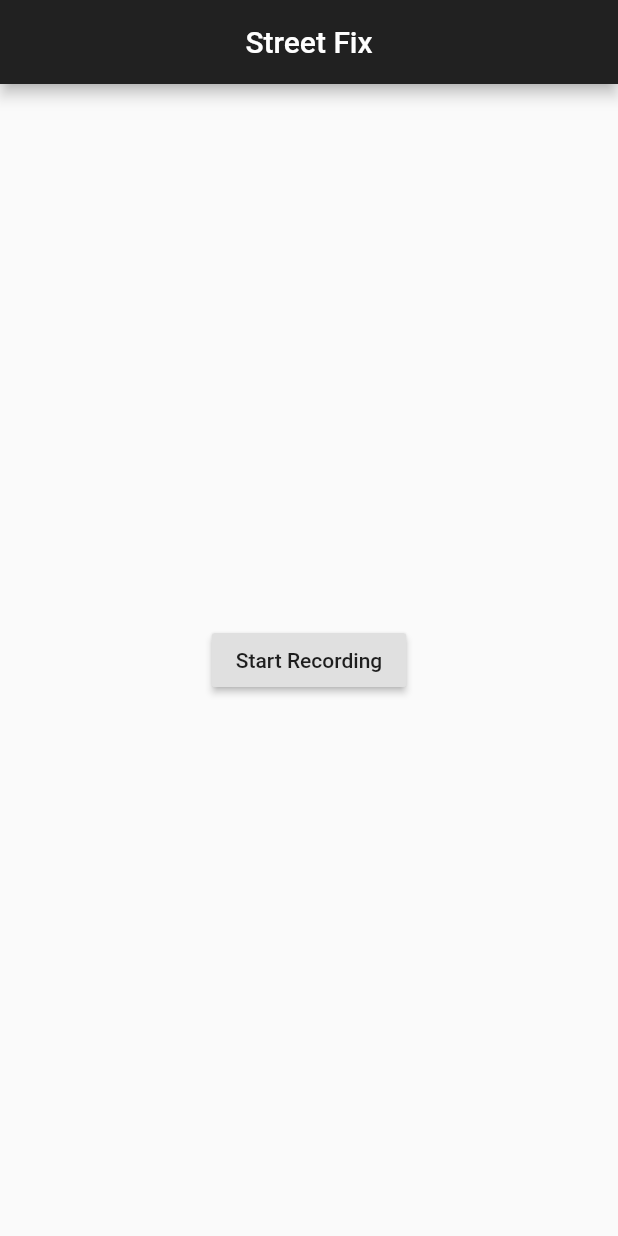
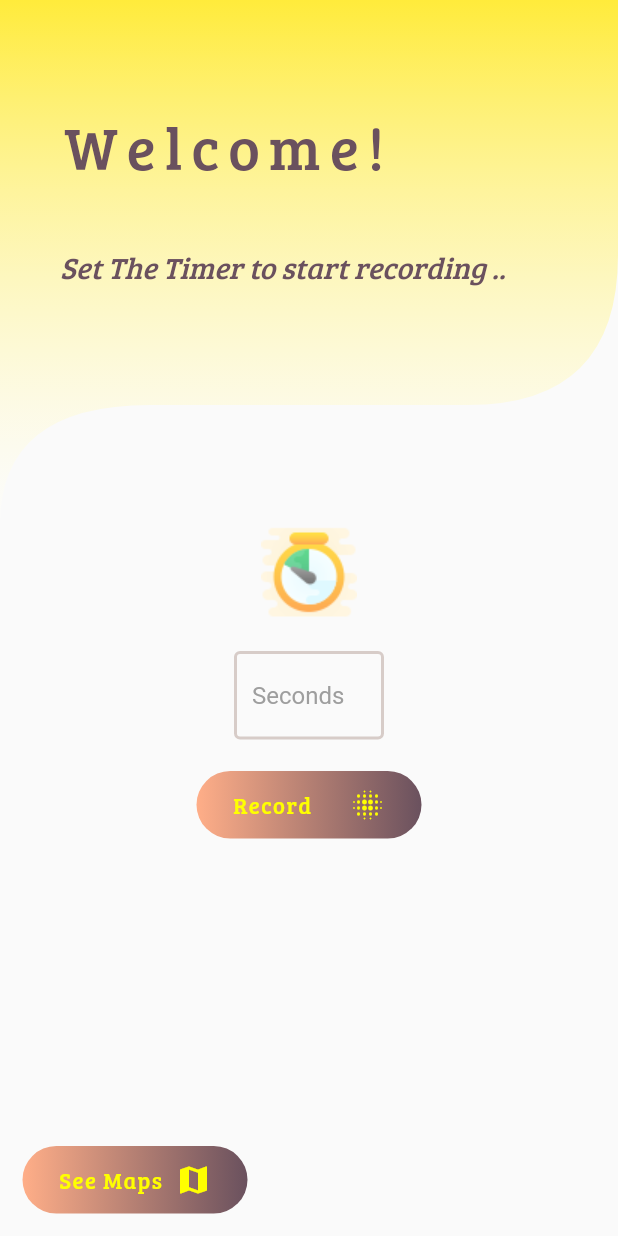
Before and after one commit to malek/street_fix, a Flutter app: the screen it shows after launch, on a phone screen of 412 x 824 dp. Run offline on Flutter 3.47's test engine with Material 2 defaults, Android fonts, the phone set to English and light mode, and no system bars; our stand-ins replace csv, google_maps_flutter, sensors; generated files the repository leaves out were written again.

Commit message:
newDesign

```diff
--- a/lib/main.dart
+++ b/lib/main.dart
@@ -1,13 +1,18 @@
+
 import 'package:flutter/material.dart';
-import 'package:street_fix/screens/recordShow.dart';
-
+import 'package:street_fix/route_generator.dart';
+import 'package:street_fix/screens/welcome.dart';
 void main() => runApp(MaterialApp(
       debugShowCheckedModeBanner: false,
       //initialRoute: '/home',
-      routes: {
-        '/recordShow': (context) => RecordShow(),
-        '/main': (context) => Welcome(),
-      },
+      // routes: {
+      //   '/recordShow': (context) => RecordShow(),
+      //   '/recording': (context) => Recording(),
+      //   '/main': (context) => Welcome(),
+      //   //'/welcome': (context) => Welcome(),
+      // },
+      initialRoute: '/',
+      onGenerateRoute: RouteGenerator.generateRoute,
       onUnknownRoute: (settings) {
         return MaterialPageRoute(builder: (context) {
           return Scaffold(
@@ -17,73 +22,6 @@ void main() => runApp(MaterialApp(
               ));
         });
       },
+      //home: Recording(),
       home: Welcome(),
     ));
-
-class Welcome extends StatefulWidget {
-  @override
-  _WelcomeState createState() => _WelcomeState();
-}
-
-class _WelcomeState extends State<Welcome> {
-  @override
-  Widget build(BuildContext context) {
-    return Scaffold(
-      appBar: AppBar(
-        title: Text('Street Fix'),
-        centerTitle: true,
-        backgroundColor: Colors.grey[900],
-      ),
-      body: Center(
-          child: RaisedButton(
-              child: Text('Start Recording'),
-              onPressed: () {
-                Navigator.pushNamed(context, '/recordShow');
-              })),
-    );
-  }
-}
-
-// import 'package:flutter/material.dart';
-// import 'package:google_maps_flutter/google_maps_flutter.dart';
-
-// void main() => runApp(MyApp());
-
-// class MyApp extends StatefulWidget {
-//   @override
-//   _MyAppState createState() => _MyAppState();
-// }
-
-// class _MyAppState extends State<MyApp> {
-//   GoogleMapController mapController;
-
-//   final LatLng _center = const LatLng(45.521563, -122.677433);
-
-//   void _onMapCreated(GoogleMapController controller) {
-//     mapController = controller;
-//   }
-
-//   @override
-//   Widget build(BuildContext context) {
-//     return MaterialApp(
-//       home: Scaffold(
-//         appBar: AppBar(
-//           title: Text('Maps Sample App'),
-//           backgroundColor: Colors.green[700],
-//         ),
-//         body: Center(
-//           child: Container(
-//             width: 500,
-//             height: 500,
-//             child: GoogleMap(
-//             onMapCreated: _onMapCreated,
-//             initialCameraPosition: CameraPosition(
-//               target: _center,
-//               zoom: 11.0,
-//             ),
-//           ),),
-//         )
-//       ),
-//     );
-//   }
-// }
--- a/lib/screens/recordShow.dart
+++ b/lib/screens/recordShow.dart
@@ -80,16 +80,16 @@ class _RecordShowState extends State<RecordShow> {
     AccelRecord rowItem = new AccelRecord(axeX: x, axeY: y, axeZ: z, tim: t);
     recordsRows.add(rowItem.toList());
   }
-
   //once he click on start recording: -take the time we started -time yan9os ,
   //activate the acc, show the table Data, stop recording
   startRecording() {
     startTime = now(); // to take the exact second we lunched the record
     startCountDown(
       initialValue: _counter,
-      onEnd: stopRecording,
+      onEnd: stopRecording(),
       onTick: (cpt) => setState(() {
         _counter = cpt;
+
       }),
     );
     startAccelerometer(handleAccelEvent);
@@ -143,7 +143,7 @@ class _RecordShowState extends State<RecordShow> {
                     width: 100.0,
                     child: TextField(
                       controller: timeControler,
-                      decoration: new InputDecoration(
+                      decoration:  InputDecoration(
                           focusedBorder: OutlineInputBorder(
                             borderSide: BorderSide(
                                 color: Colors.greenAccent, width: 5.0),
--- /dev/null
+++ b/lib/screens/welcome.dart
@@ -0,0 +1,171 @@
+
+import 'package:flutter/material.dart';
+import 'package:flutter/services.dart';
+import 'package:street_fix/screens/recordShow.dart';
+import 'package:street_fix/screens/recording.dart';
+import 'package:street_fix/widgets/curved_widget.dart';
+import 'package:street_fix/widgets/gardien_button.dart';
+
+class Welcome extends StatefulWidget {
+  @override
+  _WelcomeState createState() => _WelcomeState();
+}
+
+class _WelcomeState extends State<Welcome> {
+  //---------Declaration:----------
+
+  //fot inpute entred time
+  final timeControler = TextEditingController();
+
+  // time counter from n second to zero
+  int _counter;
+
+  @override
+  Widget build(BuildContext context) {
+    return Scaffold(
+      extendBodyBehindAppBar: true,
+      appBar: AppBar(
+        elevation: 0,
+        backgroundColor: Colors.transparent,
+      ),
+      body: SingleChildScrollView(
+        child: Container(
+          width: MediaQuery.of(context).size.width,
+          height: MediaQuery.of(context).size.height,
+          //height: double.infinity,
+          child: Column(
+            children: <Widget>[
+              Stack(children: <Widget>[
+                CurvedWidget(
+                  child: Container(
+                      padding: const EdgeInsets.only(top: 70, left: 40),
+                      width: double.infinity,
+                      height: 350,
+                      decoration: BoxDecoration(
+                        gradient: LinearGradient(
+                          begin: Alignment.topCenter,
+                          end: Alignment.bottomCenter,
+                          colors: [
+                            Colors.yellow,
+                            Colors.white.withOpacity(0.4)
+                          ],
+                        ),
+                      ),
+                      child: Column(
+                        crossAxisAlignment: CrossAxisAlignment.start,
+                        children: <Widget>[
+                          Text(
+                            'Welcome!',
+                            style: TextStyle(
+                              fontSize: 40,
+                              fontFamily: 'BreeSerif',
+                              color: Color(0xff6a515e),
+                              letterSpacing: 6,
+                            ),
+                          ),
+                          SizedBox(height: 40),
+                          Text(
+                            'Set The Timer to start recording ..',
+                            style: TextStyle(
+                              fontSize: 20,
+                              fontFamily: 'BreeSerif',
+                              color: Color(0xff6a515e),
+                              fontStyle: FontStyle.italic,
+                            ),
+                          ),
+                        ],
+                      )),
+                ),
+              ]),
+              Center(
+                child: Column(
+                  children: <Widget>[
+                    Image(image: AssetImage('assets/timerIcon.png')),
+                    SizedBox(height: 20),
+                    Container(
+                      width: 100.0,
+                      height: 60,
+                      child: TextField(
+                        controller: timeControler,
+                        decoration: InputDecoration(
+                            hintText: 'Seconds',
+                            hintStyle: TextStyle(color: Colors.grey),
+                            focusedBorder: OutlineInputBorder(
+                              borderSide: BorderSide(
+                                  color: Color(0xff6a515e), width: 2.0),
+                            ),
+                            enabledBorder: OutlineInputBorder(
+                              borderSide: BorderSide(
+                                  color: Colors.brown[100], width: 2.0),
+                            )),
+                        keyboardType: TextInputType.number,
+                        inputFormatters: <TextInputFormatter>[
+                          WhitelistingTextInputFormatter.digitsOnly
+                        ], // Only numbers can be entered
+                      ),
+                    ),
+                  ],
+                ),
+              ),
+              SizedBox(height: 20),
+              GradientButton(
+                width: 150,
+                height: 45,
+                onPressed: () {
+                  setState(() {
+                    _counter = int.parse(timeControler
+                        .text); //to convert the text input to int -time-
+                  });
+
+                  Navigator.pushReplacementNamed(context, '/recording', arguments: _counter);
+
+                },
+                text: Text(
+                  'Record',
+                  style: TextStyle(
+                    fontFamily: 'BreeSerif',
+                    color: Colors.yellowAccent,
+                    fontSize: 15,
+                    letterSpacing: 1,
+                  ),
+                ),
+                icon: Icon(
+                  Icons.blur_on,
+                  color: Colors.yellowAccent,
+                ),
+              ),
+              Expanded(
+                child: Container(
+                  child: Padding(
+                    padding: const EdgeInsets.all(15.0),
+                    child: Align(
+                      alignment: Alignment.bottomLeft,
+                      child: GradientButton(
+                        width: 150,
+                        height: 45,
+                        onPressed: () {},
+                        text: Text(
+                          'See Maps',
+                          style: TextStyle(
+                            fontFamily: 'BreeSerif',
+                            color: Colors.yellowAccent,
+                            fontSize: 15,
+                            letterSpacing: 1,
+                          ),
+                        ),
+                        icon: Icon(
+                          Icons.map,
+                          color: Colors.yellowAccent,
+                        ),
+                      ),
+                    ),
+                  ),
+                ),
+              ),
+            ],
+          ),
+        ),
+      ),
+    );
+  }
+}
--- /dev/null
+++ b/lib/widgets/curved_widget.dart
@@ -0,0 +1,50 @@
+import 'package:flutter/material.dart';
+
+class CurvedWidget extends StatelessWidget {
+  final Widget child;
+  final double curvedDistance;
+  final double curvedHeight;
+
+  // ignore: sort_constructors_first
+  const CurvedWidget(
+      {Key key, this.curvedDistance = 100, this.curvedHeight = 80, this.child})
+      : super(key: key);
+
+  @override
+  Widget build(BuildContext context) {
+    return ClipPath(
+      clipper: CurvedWidgetBackgroundClipper(
+        curvedDistance: curvedDistance,
+        curvedHeight: curvedHeight,
+      ),
+      child: child,
+    );
+  }
+}
+
+class CurvedWidgetBackgroundClipper extends CustomClipper<Path> {
+  final double curvedDistance;
+  final double curvedHeight;
+
+  // ignore: sort_constructors_first
+  CurvedWidgetBackgroundClipper({this.curvedDistance, this.curvedHeight});
+
+  @override
+  Path getClip(Size size) {
+    var clippedPath = Path();
+    clippedPath.lineTo(size.width, 0);
+    clippedPath.lineTo(size.width, size.height - curvedDistance - curvedHeight);
+    clippedPath.quadraticBezierTo(size.width, size.height - curvedHeight,
+        size.width - curvedDistance, size.height - curvedHeight);
+    clippedPath.lineTo(curvedDistance, size.height - curvedHeight);
+    clippedPath.quadraticBezierTo(
+        0, size.height - curvedHeight, 0, size.height);
+    clippedPath.lineTo(0, 0);
+    return clippedPath;
+  }
+
+  @override
+  bool shouldReclip(CustomClipper oldClipper) {
+    return false;
+  }
+}
--- /dev/null
+++ b/lib/widgets/gardien_button.dart
@@ -0,0 +1,46 @@
+import 'package:flutter/material.dart';
+
+class GradientButton extends StatelessWidget {
+  final double width;
+  final double height;
+  final Function onPressed;
+  final Text text;
+  final Icon icon;
+
+  // ignore: sort_constructors_first
+  const GradientButton(
+      {Key key, this.width, this.height, this.onPressed, this.text, this.icon})
+      : super(key: key);
+
+  @override
+  Widget build(BuildContext context) {
+    return Container(
+      width: width,
+      height: height,
+      decoration: BoxDecoration(
+        borderRadius: BorderRadius.circular(80),
+        gradient: LinearGradient(
+          begin: Alignment.centerLeft,
+          end: Alignment.centerRight,
+          //colors: [Color(0xffffae88), Color(0xff8f93ea)],
+          colors: [Color(0xffffae88),
+           Color(0xff6a515e)],
+        ),
+      ),
+      child: MaterialButton(
+          onPressed: onPressed,
+          materialTapTargetSize: MaterialTapTargetSize.shrinkWrap,
+          shape: StadiumBorder(),
+          child: Padding(
+            padding: const EdgeInsets.all(8.0),
+            child: Row(
+              mainAxisAlignment: MainAxisAlignment.spaceBetween,
+              children: <Widget>[
+                text,
+                icon,
+              ],
+            ),
+          )),
+    );
+  }
+}
```
Also changed, not shown: lib/functions/helper.dart (+6 -7 lines), lib/route_generator.dart (added, +48 -0 lines), lib/screens/recording.dart (added, +221 -0 lines), pubspec.yaml (+7 -14 lines), assets/timerIcon.png (added), fonts/BreeSerif-Regular.ttf (added), 38 other files.
